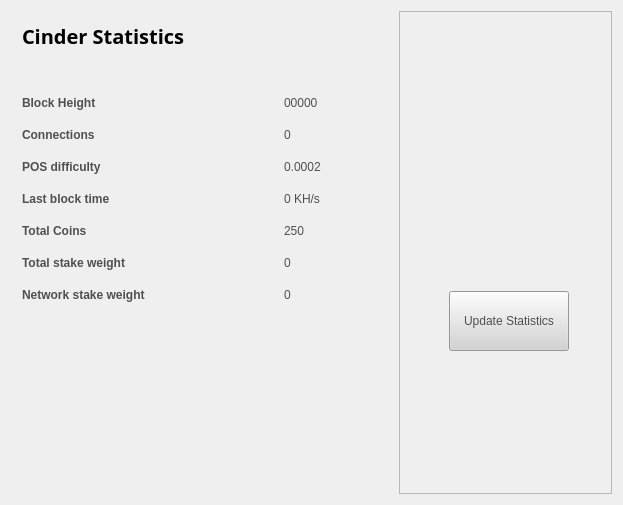
First picture: the form in src/qt/forms/statisticspage.ui, repository CrypTraider/Cinder, before the edit.
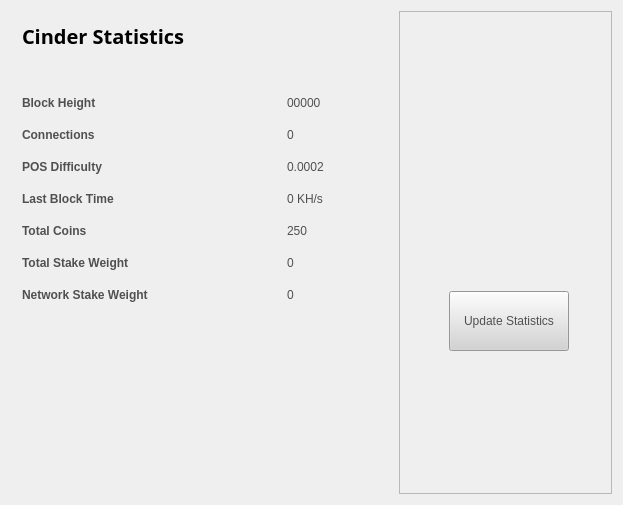
Second picture: the form after the edit. Icons and pictures are not drawn.

The edit to the form file:
```diff
--- a/src/qt/forms/statisticspage.ui
+++ b/src/qt/forms/statisticspage.ui
@@ -72,7 +72,7 @@
         <item row="3" column="0">
          <widget class="QLabel" name="label_9">
           <property name="text">
-           <string>&lt;html&gt;&lt;head/&gt;&lt;body&gt;&lt;p&gt;&lt;span style=&quot; font-weight:600;&quot;&gt;POS difficulty&lt;/span&gt;&lt;/p&gt;&lt;/body&gt;&lt;/html&gt;</string>
+           <string>&lt;html&gt;&lt;head/&gt;&lt;body&gt;&lt;p&gt;&lt;span style=&quot; font-weight:600;&quot;&gt;POS Difficulty&lt;/span&gt;&lt;/p&gt;&lt;/body&gt;&lt;/html&gt;</string>
           </property>
          </widget>
         </item>
@@ -92,7 +92,7 @@
            </sizepolicy>
           </property>
           <property name="text">
-           <string>&lt;html&gt;&lt;head/&gt;&lt;body&gt;&lt;p&gt;&lt;span style=&quot; font-weight:600;&quot;&gt;Last block time&lt;/span&gt;&lt;/p&gt;&lt;/body&gt;&lt;/html&gt;</string>
+           <string>&lt;html&gt;&lt;head/&gt;&lt;body&gt;&lt;p&gt;&lt;span style=&quot; font-weight:600;&quot;&gt;Last Block Time&lt;/span&gt;&lt;/p&gt;&lt;/body&gt;&lt;/html&gt;</string>
           </property>
          </widget>
         </item>
@@ -120,7 +120,7 @@
         <item row="6" column="0">
          <widget class="QLabel" name="label_10">
           <property name="text">
-           <string>&lt;html&gt;&lt;head/&gt;&lt;body&gt;&lt;p&gt;&lt;span style=&quot; font-weight:600;&quot;&gt;Total stake weight&lt;/span&gt;&lt;/p&gt;&lt;/body&gt;&lt;/html&gt;</string>
+           <string>&lt;html&gt;&lt;head/&gt;&lt;body&gt;&lt;p&gt;&lt;span style=&quot; font-weight:600;&quot;&gt;Total Stake Weight&lt;/span&gt;&lt;/p&gt;&lt;/body&gt;&lt;/html&gt;</string>
           </property>
          </widget>
         </item>
@@ -134,7 +134,7 @@
         <item row="7" column="0">
          <widget class="QLabel" name="label_11">
           <property name="text">
-           <string>&lt;html&gt;&lt;head/&gt;&lt;body&gt;&lt;p&gt;&lt;span style=&quot; font-weight:600;&quot;&gt;Network stake weight&lt;/span&gt;&lt;/p&gt;&lt;/body&gt;&lt;/html&gt;</string>
+           <string>&lt;html&gt;&lt;head/&gt;&lt;body&gt;&lt;p&gt;&lt;span style=&quot; font-weight:600;&quot;&gt;Network Stake Weight&lt;/span&gt;&lt;/p&gt;&lt;/body&gt;&lt;/html&gt;</string>
           </property>
          </widget>
         </item>
```
